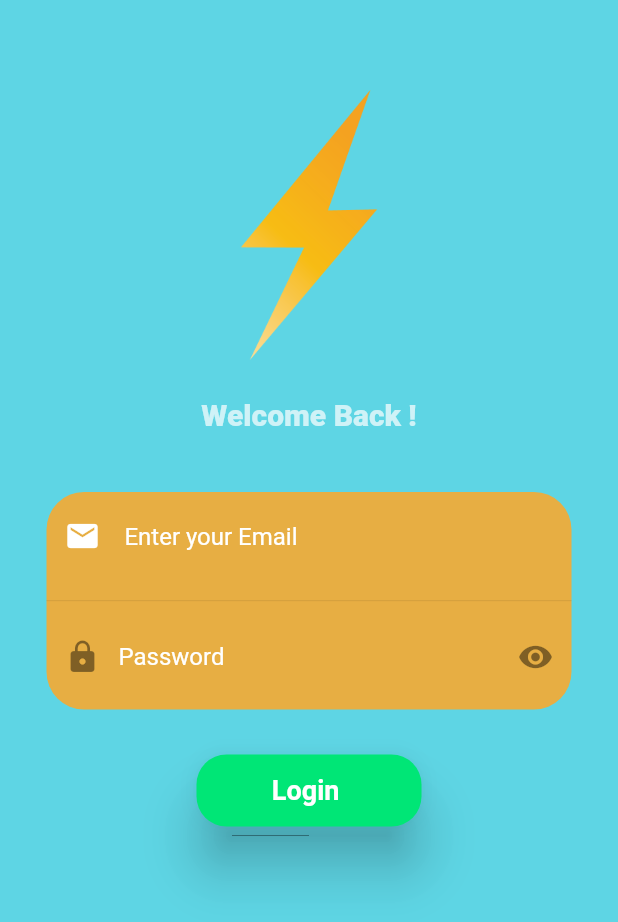
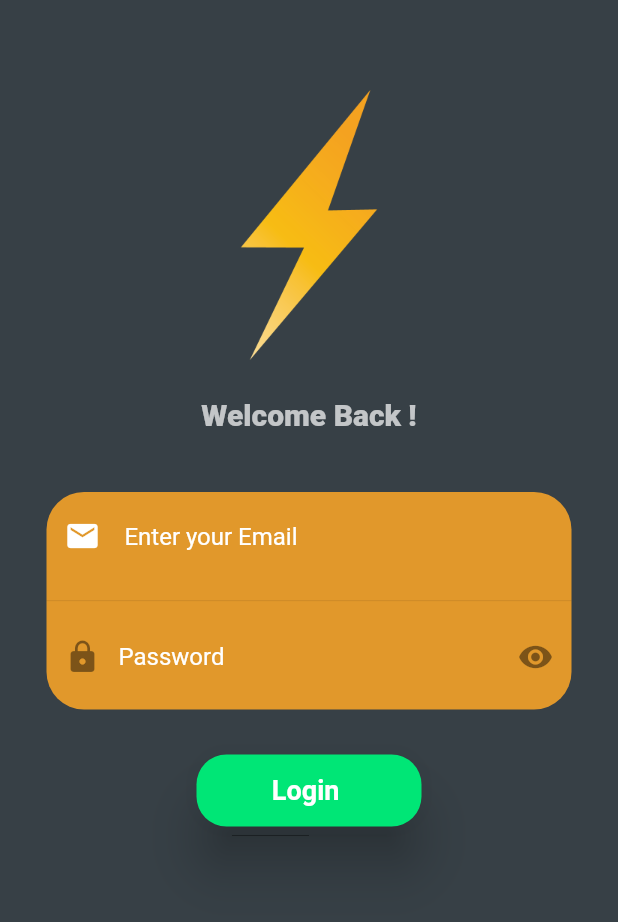
Before and after one commit to swaraj961/FlashChatApp-Flutter, a Flutter app: the screen it shows after launch, after a tap on "Login", on a phone screen of 412 x 824 dp. Shown: the top 922 px of the screen. Run offline on Flutter 3.47's test engine with Material 2 defaults, Android fonts, the phone set to English and light mode, and no system bars; our stand-ins replace animated_text_kit, cloud_firestore, firebase_auth, modal_progress_hud, rflutter_alert; missing offline and left inert: random_color; accounts and stored records are empty.

Commit message:
scafold ui bg changes :sparkles:

```diff
--- a/lib/Screens/login_screen.dart
+++ b/lib/Screens/login_screen.dart
@@ -26,7 +26,7 @@ class _LoginPageState extends State<LoginPage> {
   Widget build(BuildContext context) {
     return Scaffold(
         resizeToAvoidBottomPadding: false,
-        backgroundColor: Color(0XFF4dd0e1).withOpacity(0.90),
+        // backgroundColor: Color(0XFF4dd0e1).withOpacity(0.90),
         body: ModalProgressHUD(
           inAsyncCall: showspinner,
           child: SafeArea(
--- a/lib/Screens/register_page.dart
+++ b/lib/Screens/register_page.dart
@@ -25,7 +25,7 @@ class _RegisterPageState extends State<RegisterPage> {
   Widget build(BuildContext context) {
     return Scaffold(
       resizeToAvoidBottomPadding: false,
-      backgroundColor: Color(0XFF4dd0e1).withOpacity(0.90),
+      // backgroundColor: Color(0XFF4dd0e1).withOpacity(0.90),
       body: ModalProgressHUD(
         inAsyncCall: showspinner,
         child: SafeArea(
--- a/lib/Screens/welcome_screen.dart
+++ b/lib/Screens/welcome_screen.dart
@@ -32,8 +32,8 @@ class _WelcomeScreenState extends State<WelcomeScreen>
   @override
   Widget build(BuildContext context) {
     return Scaffold(
-      backgroundColor:
-          Color(0XFF4dd0e1).withOpacity(0.90), // withOpacity(controller.value),
+      // backgroundColor:
+      //     Color(0XFF4dd0e1).withOpacity(0.90), // withOpacity(controller.value),
       body: Padding(
         padding: EdgeInsets.symmetric(horizontal: 30),
         child: Column(
@@ -60,7 +60,7 @@ class _WelcomeScreenState extends State<WelcomeScreen>
                     textStyle: TextStyle(
                         fontSize: 40,
                         fontWeight: FontWeight.w800,
-                        color: Colors.grey.shade800),
+                        color: Colors.white),
                   ),
                   SizedBox(
                     height: 130,
```
Also changed, not shown: pubspec.lock.
